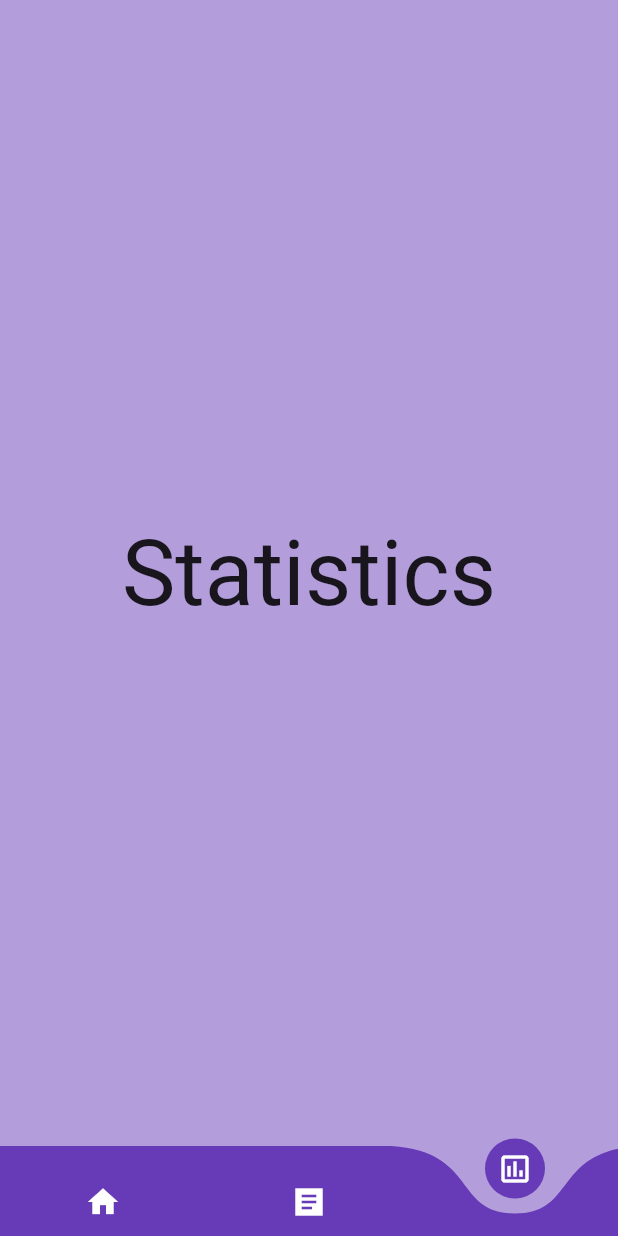
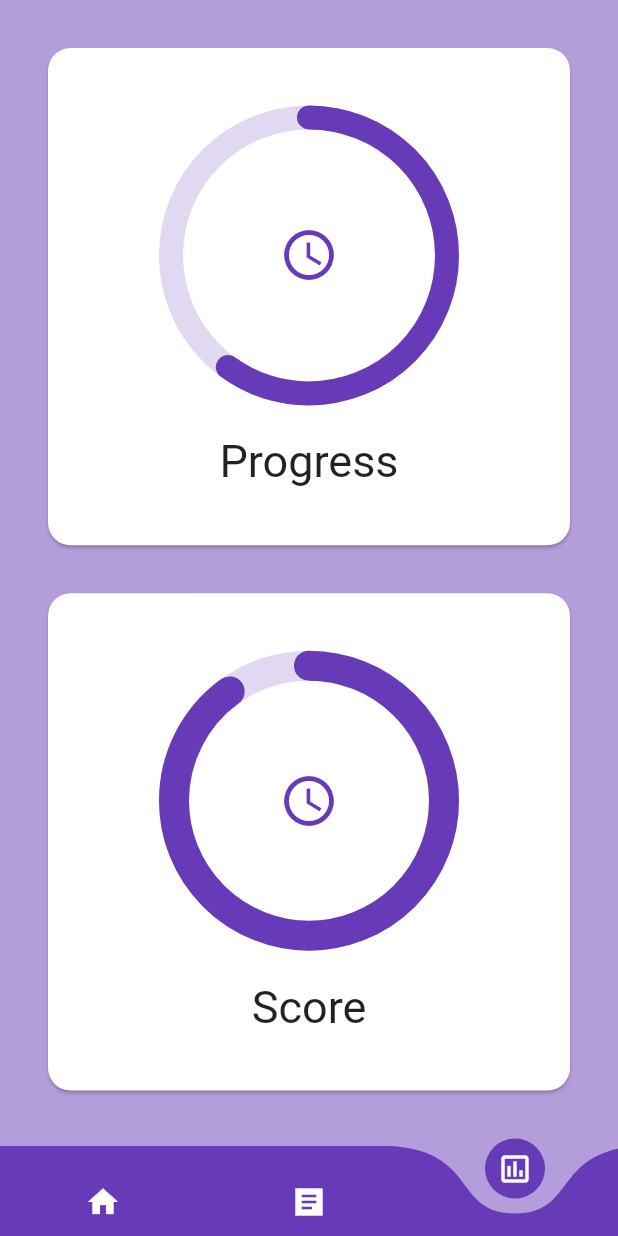
Before and after one commit to abhinike/QuizApp, a Flutter app: the screen it shows after launch, item 3 of the bottom bar chosen, on a phone screen of 412 x 824 dp. Run offline on Flutter 3.47's test engine with Material 2 defaults, Android fonts, the phone set to English and light mode, and no system bars; drawn by our look-alikes of curved_navigation_bar, percent_indicator; our stand-ins replace fl_chart.

Commit message:
unable to resolve mapping:

```diff
--- a/lib/Pages/home.dart
+++ b/lib/Pages/home.dart
@@ -3,7 +3,9 @@
 import 'package:curved_navigation_bar/curved_navigation_bar.dart';
 import 'package:fl_chart/fl_chart.dart';
 import 'package:flutter/material.dart';
+import 'package:quizapp/Pages/home_fragment.dart';
 import 'package:quizapp/Pages/quiz_screen.dart';
+import 'package:quizapp/Pages/statistics.dart';
 
 import '../utils/colors.dart';
 import 'components/bar_chart.dart';
@@ -20,10 +22,9 @@ class _HomeState extends State<Home> {
   int _currentindex = 0;
 
   final screens = [
-  Center(child:Text( 'Home' ,style: TextStyle(fontSize: 60) ) ) ,
+    HomeFragment(),
     QuizScreen(),
-  Center(child:Text( "Statistics" ,style: TextStyle(fontSize: 60) ) ) ,
-  // Center(child:Text( Home ,style: TextStyle(fontSize: 60) ) ) ,
+    StatScreen()  // Center(child:Text( Home ,style: TextStyle(fontSize: 60) ) ) ,
 
 
   ];
--- /dev/null
+++ b/lib/Pages/statistics.dart
@@ -0,0 +1,76 @@
+import 'package:flutter/material.dart';
+import 'package:percent_indicator/percent_indicator.dart';
+import 'package:quizapp/utils/colors.dart';
+
+class StatScreen extends StatefulWidget {
+  const StatScreen({Key? key}) : super(key: key);
+
+  @override
+  State<StatScreen> createState() => _StatScreenState();
+}
+
+class _StatScreenState extends State<StatScreen> {
+  @override
+  Widget build(BuildContext context) {
+    return  Container(
+      margin: EdgeInsets.all(16),
+      child: ListView(
+        children: [
+          Card(
+            margin: EdgeInsets.all(16),
+            shape: RoundedRectangleBorder(
+              borderRadius: BorderRadius.circular(15.0),
+            ),
+            child: Center(
+              heightFactor: 1.3,
+              child: Column(
+
+                children: [
+                  CircularPercentIndicator(
+                      radius: 200,
+                    lineWidth: 16,
+                    percent: 0.6,
+                    circularStrokeCap: CircularStrokeCap.round,
+                    progressColor: R.primary,
+                    backgroundColor: R.bg.withOpacity(0.4),
+                    center: Icon(Icons.access_time, color: R.primary, size: 40,),
+                  ),
+                  SizedBox(height: 20,),
+                  Text('Progress', style: TextStyle(fontSize: 30),)
+                ],
+              ),
+            ),
+          ),
+          Card(
+            margin: EdgeInsets.all(16),
+            shape: RoundedRectangleBorder(
+              borderRadius: BorderRadius.circular(15.0),
+            ),
+            child: Center(
+              heightFactor: 1.3,
+              child: Column(
+
+                children: [
+                  CircularPercentIndicator(
+                    animation: true,
+                    // animationDuration: 800,
+                    radius: 200,
+                    lineWidth: 20,
+                    percent: 0.9,
+                    circularStrokeCap: CircularStrokeCap.round,
+                    progressColor: R.primary,
+                    backgroundColor: R.bg.withOpacity(0.4),
+                    center: Icon(Icons.access_time, color: R.primary, size: 40,),
+                  ),
+                  SizedBox(height: 20,),
+                  Text('Score', style: TextStyle(fontSize: 30),)
+                ],
+              ),
+            ),
+          ),
+
+        ],
+      ) ,
+    );
+  }
+}
--- a/pubspec.yaml
+++ b/pubspec.yaml
@@ -37,6 +37,7 @@ dependencies:
   fl_chart: ^0.55.2
   http: ^0.13.5
   curved_navigation_bar: ^1.0.3
+  percent_indicator: ^3.4.0
 
 
 dev_dependencies:
```
Also changed, not shown: lib/Model/quiz_question/QuizData.dart (added, +32 -0 lines), lib/Model/quiz_question/Results.dart (added, +48 -0 lines), lib/Pages/home_fragment.dart (added, +34 -0 lines), lib/Pages/quiz_screen.dart (+8 -4 lines), lib/Services/quiz_service/QuizService.dart (added, +81 -0 lines), pubspec.lock.
